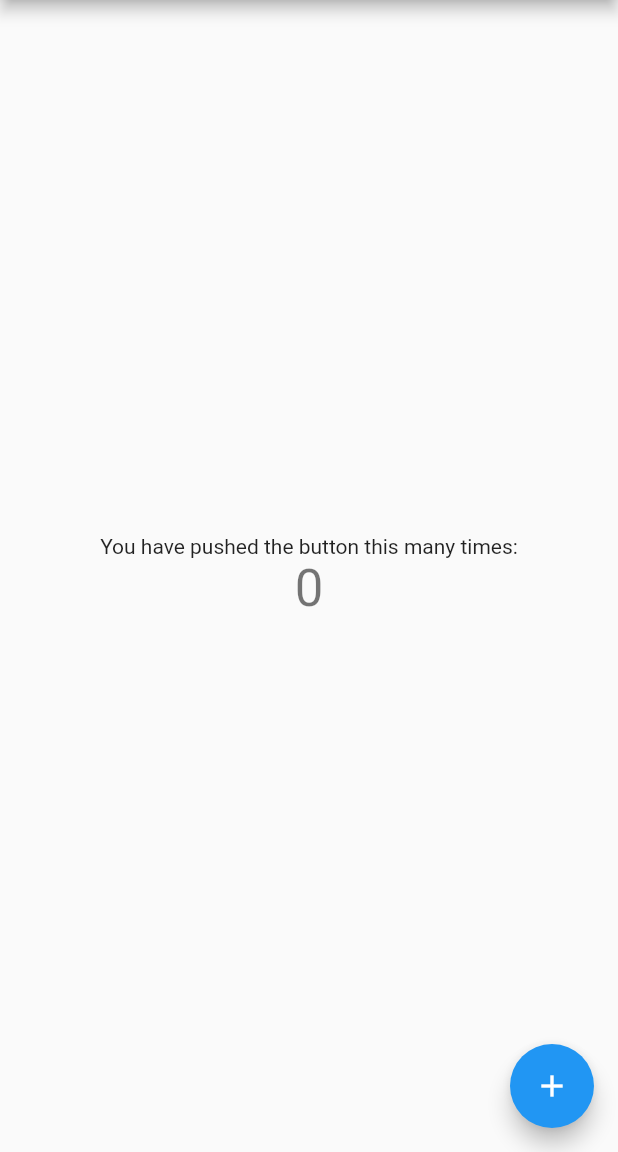
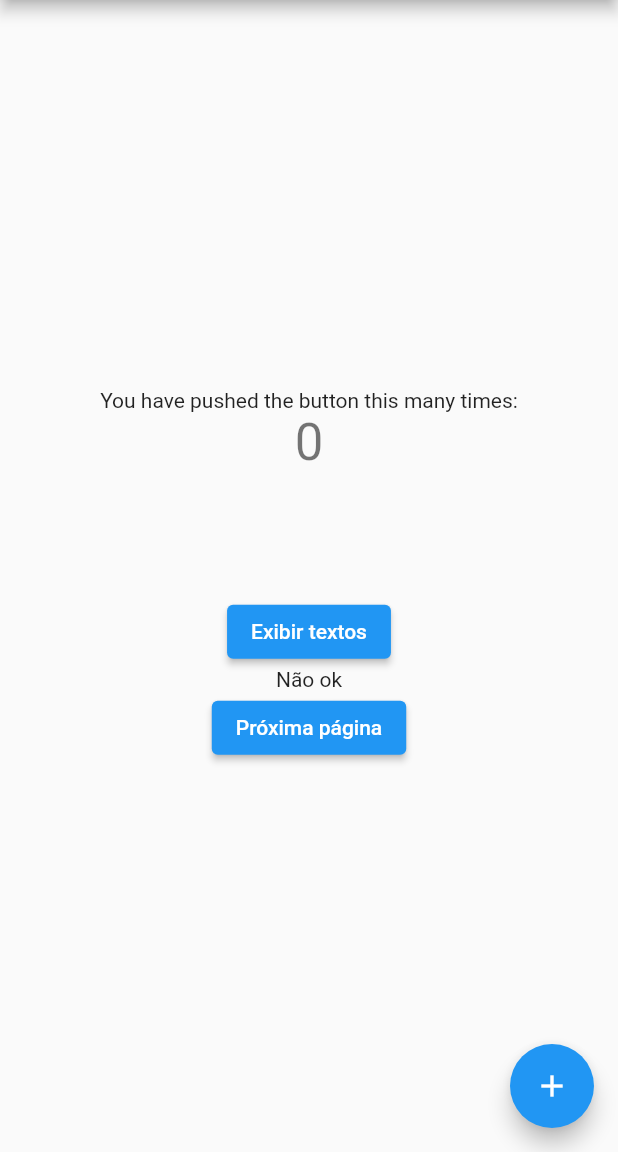
Before and after one commit to lucasvini382/teste_codecov, a Flutter app: the screen it shows after launch, on a phone screen of 412 x 824 dp, the part 84-1236 px from its top. Run offline on Flutter 3.47's test engine with Material 2 defaults, Android fonts, the phone set to English and light mode, and no system bars.

Commit message:
retira espaco

```diff
--- a/lib/main.dart
+++ b/lib/main.dart
@@ -11,17 +11,8 @@ class MyApp extends StatelessWidget {
   @override
   Widget build(BuildContext context) {
     return MaterialApp(
-      title: 'Flutter Demo ',
+      title: 'Flutter Demo',
       theme: ThemeData(
-        // This is the theme of your application.
-        //
-        // Try running your application with "flutter run". You'll see the
-        // application has a blue toolbar. Then, without quitting the app, try
-        // changing the primarySwatch below to Colors.green and then invoke
-        // "hot reload" (press "r" in the console where you ran "flutter run",
-        // or simply save your changes to "hot reload" in a Flutter IDE).
-        // Notice that the counter didn't reset back to zero; the application
-        // is not restarted.
         primarySwatch: Colors.blue,
       ),
       home: const MyHomePage(title: 'Flutter Demo Home Page'),
@@ -32,15 +23,6 @@ class MyApp extends StatelessWidget {
 class MyHomePage extends StatefulWidget {
   const MyHomePage({super.key, required this.title});
 
-  // This widget is the home page of your application. It is stateful, meaning
-  // that it has a State object (defined below) that contains fields that affect
-  // how it looks.
-
-  // This class is the configuration for the state. It holds the values (in this
-  // case the title) provided by the parent (in this case the App widget) and
-  // used by the build method of the State. Fields in a Widget subclass are
-  // always marked "final".
-
   final String title;
 
   @override
@@ -49,50 +31,36 @@ class MyHomePage extends StatefulWidget {
 
 class _MyHomePageState extends State<MyHomePage> {
   int _counter = 0;
+  bool showText = false;
+  String text = '';
 
   void _incrementCounter() {
     setState(() {
-      // This call to setState tells the Flutter framework that something has
-      // changed in this State, which causes it to rerun the build method below
-      // so that the display can reflect the updated values. If we changed
-      // _counter without calling setState(), then the build method would not be
-      // called again, and so nothing would appear to happen.
       _counter++;
     });
   }
 
+  String _changeText(bool show) {
+    String strReturn;
+    show ? strReturn = 'Ok' : strReturn = 'Não ok';
+    return strReturn;
+  }
+
+  @override
+  void initState() {
+    // TODO: implement initState
+    showText = false;
+    super.initState();
+  }
+
   @override
   Widget build(BuildContext context) {
-    // This method is rerun every time setState is called, for instance as done
-    // by the _incrementCounter method above.
-    //
-    // The Flutter framework has been optimized to make rerunning build methods
-    // fast, so that you can just rebuild anything that needs updating rather
-    // than having to individually change instances of widgets.
     return Scaffold(
       appBar: AppBar(
-        // Here we take the value from the MyHomePage object that was created by
-        // the App.build method, and use it to set our appbar title.
         title: Text(widget.title),
       ),
       body: Center(
-        // Center is a layout widget. It takes a single child and positions it
-        // in the middle of the parent.
         child: Column(
-          // Column is also a layout widget. It takes a list of children and
-          // arranges them vertically. By default, it sizes itself to fit its
-          // children horizontally, and tries to be as tall as its parent.
-          //
-          // Invoke "debug painting" (press "p" in the console, choose the
-          // "Toggle Debug Paint" action from the Flutter Inspector in Android
-          // Studio, or the "Toggle Debug Paint" command in Visual Studio Code)
-          // to see the wireframe for each widget.
-          //
-          // Column has various properties to control how it sizes itself and
-          // how it positions its children. Here we use mainAxisAlignment to
-          // center the children vertically; the main axis here is the vertical
-          // axis because Columns are vertical (the cross axis would be
-          // horizontal).
           mainAxisAlignment: MainAxisAlignment.center,
           children: <Widget>[
             const Text(
@@ -102,6 +70,22 @@ class _MyHomePageState extends State<MyHomePage> {
               '$_counter',
               style: Theme.of(context).textTheme.headline4,
             ),
+            SizedBox(height: 0.1 * MediaQuery.of(context).size.height),
+            ElevatedButton(
+                onPressed: () {
+                  setState(() {
+                    showText = !showText;
+                  });
+                  print(showText);
+                },
+                child: const Text('Exibir textos')),
+            Row(
+                key: Key('row_string'),
+                mainAxisAlignment: MainAxisAlignment.center,
+                children: [Text(_changeText(showText))]),
+            ElevatedButton(
+                onPressed: () {},
+                child: const Text('Próxima página')),
           ],
         ),
       ),
```
Also changed, not shown: 1 other file.
